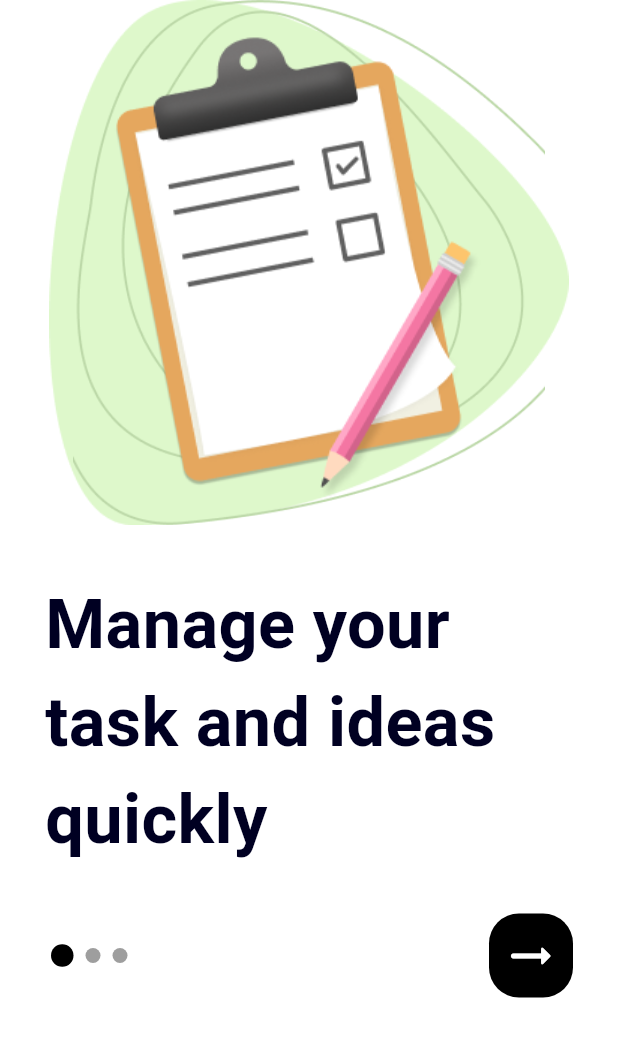
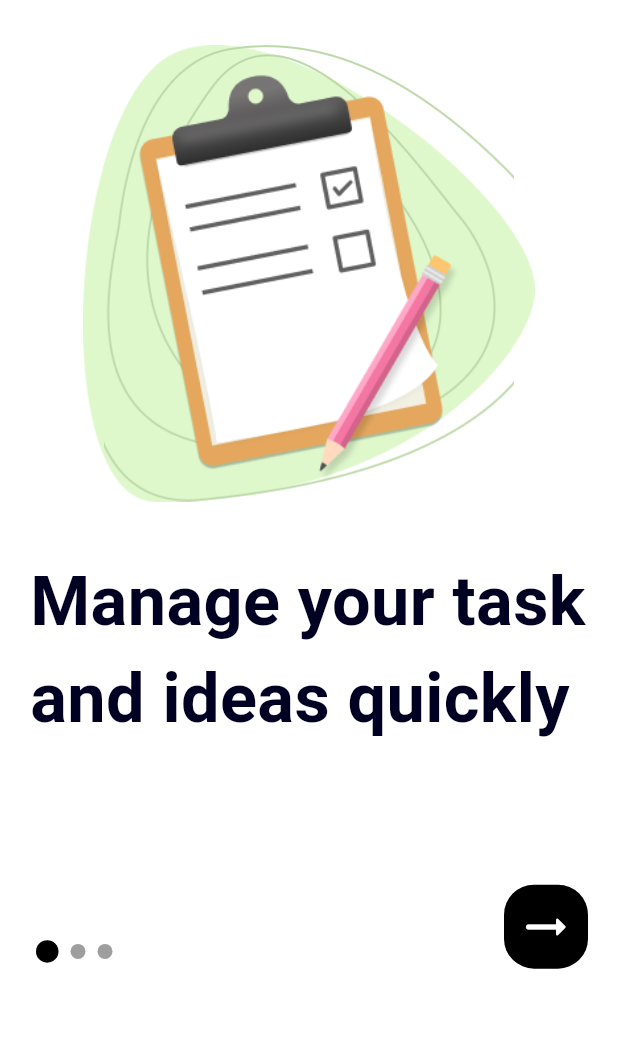
Before and after one commit to hebakhalif/RemindMeApp, a Flutter app: the screen it shows after launch, on a phone screen of 412 x 824 dp. Shown: the top 1037 px of the screen. Run offline on Flutter 3.47's test engine with Material 3 defaults, Android fonts, the light colour scheme and no system bars; our stand-ins replace firebase_core, firebase_crashlytics, flutter_screenutil, lottie; accounts and stored records are empty.

Commit message:
Adjusted spacing in onboarding screen

```diff
--- a/lib/features/home/screens/home_scrren.dart
+++ b/lib/features/home/screens/home_scrren.dart
@@ -20,13 +20,15 @@ class HomeScrren extends StatelessWidget {
               SizedBox(height: 30.h,),
               Row(
                 children: [
-                  Tasks(colors: const Color.fromARGB(230, 233, 195, 251),
+                  Tasks(
+                    colors: const Color.fromARGB(230, 233, 195, 251),
                    title: "personal",
                    icons: Icons.person_rounded,
                    ),
 
                     SizedBox(width: 10,),
-                    Tasks(colors: const Color.fromARGB(212, 241, 204, 144),
+                    Tasks(
+                      colors: const Color.fromARGB(212, 241, 204, 144),
                    title: "Work",
                    icons:Icons.work,
                    ),
--- a/lib/features/home/screens/onboarding_screen.dart
+++ b/lib/features/home/screens/onboarding_screen.dart
@@ -48,7 +48,9 @@ class _OnboardingMainScreenState extends State<OnboardingMainScreen> {
   Widget build(BuildContext context) {
     return Scaffold(
       backgroundColor: AppColors.backgroundWhite,
-      body: Stack(
+      body: Padding(
+        padding: const EdgeInsets.symmetric(vertical: 30),
+        child: Stack(
           children: [
             PageView.builder(
               controller: _pageController,
@@ -70,6 +72,7 @@ class _OnboardingMainScreenState extends State<OnboardingMainScreen> {
             ),
           ],
         ),
+      ),
     );
   }
 }
--- a/lib/features/home/screens/tasks.dart
+++ b/lib/features/home/screens/tasks.dart
@@ -24,8 +24,8 @@ final IconData icons;
                       borderRadius: BorderRadius.circular(20),
                       color: colors,
                     ),
-                    width: 190,
-                    height: 200,
+                    width: 170,
+                    height: 180,
                     child: Padding(
                       padding: const EdgeInsets.symmetric(
                         horizontal: 10,
--- a/lib/features/home/widget/Onboarding_Widget.dart
+++ b/lib/features/home/widget/Onboarding_Widget.dart
@@ -27,22 +27,22 @@ class OnboardingWidget extends StatelessWidget {
             Center(
               child: Image.asset(
                 "assets/images/Ellipse 10.png",
-                width: 350,
-                height: 350,
+                width: 300.w,
+                height: 300.h,
               ),
             ),
             Center(
               child: Image.asset(
                 "assets/images/Vector 49.png",
-                width: 350,
-                height: 350,
+                width: 300.w,
+                height: 300.h,
               ),
             ),
              Center(
               child: Image.asset(
                 imagePath,
-                width: 350,
-                height: 350,
+                width: 300.w,
+                height: 300.h,
 
               ),
             ),
@@ -50,7 +50,7 @@ class OnboardingWidget extends StatelessWidget {
         ),
 
         Padding(
-          padding: const EdgeInsets.symmetric(horizontal: 30),
+          padding: const EdgeInsets.symmetric(horizontal: 20),
           child: Column(
             crossAxisAlignment: CrossAxisAlignment.start,
             children: [
@@ -61,9 +61,10 @@ class OnboardingWidget extends StatelessWidget {
                 maxLines: 3,
                 overflow: TextOverflow.ellipsis,
               ),
-              SizedBox(height: 30),
+              SizedBox(height: 90.h),
               Row(
                 mainAxisAlignment: MainAxisAlignment.spaceBetween,
+                crossAxisAlignment: CrossAxisAlignment.end,
                 children: [
                   Row(
                     mainAxisAlignment: MainAxisAlignment.start,
--- a/pubspec.yaml
+++ b/pubspec.yaml
@@ -68,7 +68,6 @@ flutter:
   # To add assets to your application, add an assets section, like this:
   assets:
      - assets/images/
-     - assets/svg/
      - assets/animations/
 
   # An image asset can refer to one or more resolution-specific "variants", see
```
Also changed, not shown: 4 other files. Lines whose indentation alone changed are shown as unchanged.
